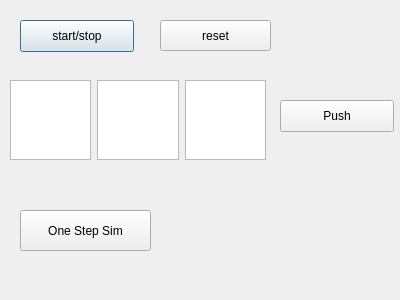
This is HuboCma/hubointeractbalancemanage.ui in hpgit/hubocma as Qt 5 draws it before an edit. The edited form follows.
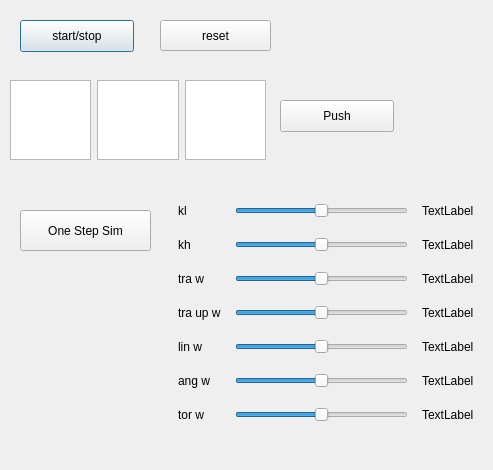
This is the edited form.

The edit to the form file:
```diff
--- a/HuboCma/hubointeractbalancemanage.ui
+++ b/HuboCma/hubointeractbalancemanage.ui
@@ -6,8 +6,8 @@
    <rect>
     <x>0</x>
     <y>0</y>
-    <width>400</width>
-    <height>300</height>
+    <width>493</width>
+    <height>470</height>
    </rect>
   </property>
   <property name="windowTitle">
@@ -86,6 +86,390 @@
     <string>One Step Sim</string>
    </property>
   </widget>
+  <widget class="QWidget" name="gridLayoutWidget">
+   <property name="geometry">
+    <rect>
+     <x>170</x>
+     <y>190</y>
+     <width>313</width>
+     <height>249</height>
+    </rect>
+   </property>
+   <layout class="QGridLayout" name="gridLayout">
+    <item row="4" column="1">
+     <widget class="QSlider" name="hSlider_5">
+      <property name="sizePolicy">
+       <sizepolicy hsizetype="Fixed" vsizetype="Fixed">
+        <horstretch>0</horstretch>
+        <verstretch>0</verstretch>
+       </sizepolicy>
+      </property>
+      <property name="minimumSize">
+       <size>
+        <width>173</width>
+        <height>0</height>
+       </size>
+      </property>
+      <property name="minimum">
+       <number>-300</number>
+      </property>
+      <property name="maximum">
+       <number>300</number>
+      </property>
+      <property name="orientation">
+       <enum>Qt::Horizontal</enum>
+      </property>
+     </widget>
+    </item>
+    <item row="2" column="2">
+     <widget class="QLabel" name="label_6">
+      <property name="sizePolicy">
+       <sizepolicy hsizetype="Fixed" vsizetype="Preferred">
+        <horstretch>0</horstretch>
+        <verstretch>0</verstretch>
+       </sizepolicy>
+      </property>
+      <property name="text">
+       <string>TextLabel</string>
+      </property>
+     </widget>
+    </item>
+    <item row="3" column="2">
+     <widget class="QLabel" name="label_8">
+      <property name="sizePolicy">
+       <sizepolicy hsizetype="Fixed" vsizetype="Preferred">
+        <horstretch>0</horstretch>
+        <verstretch>0</verstretch>
+       </sizepolicy>
+      </property>
+      <property name="text">
+       <string>TextLabel</string>
+      </property>
+     </widget>
+    </item>
+    <item row="6" column="2">
+     <widget class="QLabel" name="label_14">
+      <property name="sizePolicy">
+       <sizepolicy hsizetype="Fixed" vsizetype="Preferred">
+        <horstretch>0</horstretch>
+        <verstretch>0</verstretch>
+       </sizepolicy>
+      </property>
+      <property name="text">
+       <string>TextLabel</string>
+      </property>
+     </widget>
+    </item>
+    <item row="3" column="0">
+     <widget class="QLabel" name="label_7">
+      <property name="sizePolicy">
+       <sizepolicy hsizetype="Fixed" vsizetype="Preferred">
+        <horstretch>0</horstretch>
+        <verstretch>0</verstretch>
+       </sizepolicy>
+      </property>
+      <property name="text">
+       <string>tra up w</string>
+      </property>
+     </widget>
+    </item>
+    <item row="2" column="0">
+     <widget class="QLabel" name="label_5">
+      <property name="sizePolicy">
+       <sizepolicy hsizetype="Fixed" vsizetype="Preferred">
+        <horstretch>0</horstretch>
+        <verstretch>0</verstretch>
+       </sizepolicy>
+      </property>
+      <property name="text">
+       <string>tra w</string>
+      </property>
+     </widget>
+    </item>
+    <item row="1" column="1">
+     <widget class="QSlider" name="hSlider_2">
+      <property name="sizePolicy">
+       <sizepolicy hsizetype="Fixed" vsizetype="Fixed">
+        <horstretch>0</horstretch>
+        <verstretch>0</verstretch>
+       </sizepolicy>
+      </property>
+      <property name="minimumSize">
+       <size>
+        <width>173</width>
+        <height>0</height>
+       </size>
+      </property>
+      <property name="baseSize">
+       <size>
+        <width>0</width>
+        <height>0</height>
+       </size>
+      </property>
+      <property name="minimum">
+       <number>-300</number>
+      </property>
+      <property name="maximum">
+       <number>300</number>
+      </property>
+      <property name="orientation">
+       <enum>Qt::Horizontal</enum>
+      </property>
+     </widget>
+    </item>
+    <item row="3" column="1">
+     <widget class="QSlider" name="hSlider_4">
+      <property name="sizePolicy">
+       <sizepolicy hsizetype="Fixed" vsizetype="Fixed">
+        <horstretch>0</horstretch>
+        <verstretch>0</verstretch>
+       </sizepolicy>
+      </property>
+      <property name="minimumSize">
+       <size>
+        <width>173</width>
+        <height>0</height>
+       </size>
+      </property>
+      <property name="minimum">
+       <number>-300</number>
+      </property>
+      <property name="maximum">
+       <number>300</number>
+      </property>
+      <property name="orientation">
+       <enum>Qt::Horizontal</enum>
+      </property>
+     </widget>
+    </item>
+    <item row="5" column="2">
+     <widget class="QLabel" name="label_12">
+      <property name="sizePolicy">
+       <sizepolicy hsizetype="Fixed" vsizetype="Preferred">
+        <horstretch>0</horstretch>
+        <verstretch>0</verstretch>
+       </sizepolicy>
+      </property>
+      <property name="text">
+       <string>TextLabel</string>
+      </property>
+     </widget>
+    </item>
+    <item row="6" column="0">
+     <widget class="QLabel" name="label_13">
+      <property name="sizePolicy">
+       <sizepolicy hsizetype="Fixed" vsizetype="Preferred">
+        <horstretch>0</horstretch>
+        <verstretch>0</verstretch>
+       </sizepolicy>
+      </property>
+      <property name="text">
+       <string>tor w</string>
+      </property>
+     </widget>
+    </item>
+    <item row="4" column="0">
+     <widget class="QLabel" name="label_9">
+      <property name="sizePolicy">
+       <sizepolicy hsizetype="Fixed" vsizetype="Preferred">
+        <horstretch>0</horstretch>
+        <verstretch>0</verstretch>
+       </sizepolicy>
+      </property>
+      <property name="text">
+       <string>lin w</string>
+      </property>
+     </widget>
+    </item>
+    <item row="4" column="2">
+     <widget class="QLabel" name="label_10">
+      <property name="sizePolicy">
+       <sizepolicy hsizetype="Fixed" vsizetype="Preferred">
+        <horstretch>0</horstretch>
+        <verstretch>0</verstretch>
+       </sizepolicy>
+      </property>
+      <property name="text">
+       <string>TextLabel</string>
+      </property>
+     </widget>
+    </item>
+    <item row="0" column="0">
+     <widget class="QLabel" name="label">
+      <property name="sizePolicy">
+       <sizepolicy hsizetype="Fixed" vsizetype="Preferred">
+        <horstretch>0</horstretch>
+        <verstretch>0</verstretch>
+       </sizepolicy>
+      </property>
+      <property name="text">
+       <string>kl</string>
+      </property>
+     </widget>
+    </item>
+    <item row="5" column="0">
+     <widget class="QLabel" name="label_11">
+      <property name="sizePolicy">
+       <sizepolicy hsizetype="Fixed" vsizetype="Preferred">
+        <horstretch>0</horstretch>
+        <verstretch>0</verstretch>
+       </sizepolicy>
+      </property>
+      <property name="text">
+       <string>ang w</string>
+      </property>
+     </widget>
+    </item>
+    <item row="2" column="1">
+     <widget class="QSlider" name="hSlider_3">
+      <property name="sizePolicy">
+       <sizepolicy hsizetype="Fixed" vsizetype="Fixed">
+        <horstretch>0</horstretch>
+        <verstretch>0</verstretch>
+       </sizepolicy>
+      </property>
+      <property name="minimumSize">
+       <size>
+        <width>173</width>
+        <height>0</height>
+       </size>
+      </property>
+      <property name="minimum">
+       <number>-300</number>
+      </property>
+      <property name="maximum">
+       <number>300</number>
+      </property>
+      <property name="orientation">
+       <enum>Qt::Horizontal</enum>
+      </property>
+     </widget>
+    </item>
+    <item row="1" column="2">
+     <widget class="QLabel" name="label_4">
+      <property name="sizePolicy">
+       <sizepolicy hsizetype="Fixed" vsizetype="Preferred">
+        <horstretch>0</horstretch>
+        <verstretch>0</verstretch>
+       </sizepolicy>
+      </property>
+      <property name="text">
+       <string>TextLabel</string>
+      </property>
+     </widget>
+    </item>
+    <item row="1" column="0">
+     <widget class="QLabel" name="label_3">
+      <property name="sizePolicy">
+       <sizepolicy hsizetype="Fixed" vsizetype="Preferred">
+        <horstretch>0</horstretch>
+        <verstretch>0</verstretch>
+       </sizepolicy>
+      </property>
+      <property name="text">
+       <string>kh</string>
+      </property>
+     </widget>
+    </item>
+    <item row="6" column="1">
+     <widget class="QSlider" name="hSlider_7">
+      <property name="sizePolicy">
+       <sizepolicy hsizetype="Fixed" vsizetype="Fixed">
+        <horstretch>0</horstretch>
+        <verstretch>0</verstretch>
+       </sizepolicy>
+      </property>
+      <property name="minimumSize">
+       <size>
+        <width>173</width>
+        <height>0</height>
+       </size>
+      </property>
+      <property name="minimum">
+       <number>-300</number>
+      </property>
+      <property name="maximum">
+       <number>300</number>
+      </property>
+      <property name="orientation">
+       <enum>Qt::Horizontal</enum>
+      </property>
+     </widget>
+    </item>
+    <item row="5" column="1">
+     <widget class="QSlider" name="hSlider_6">
+      <property name="sizePolicy">
+       <sizepolicy hsizetype="Fixed" vsizetype="Fixed">
+        <horstretch>0</horstretch>
+        <verstretch>0</verstretch>
+       </sizepolicy>
+      </property>
+      <property name="minimumSize">
+       <size>
+        <width>173</width>
+        <height>0</height>
+       </size>
+      </property>
+      <property name="minimum">
+       <number>-300</number>
+      </property>
+      <property name="maximum">
+       <number>300</number>
+      </property>
+      <property name="orientation">
+       <enum>Qt::Horizontal</enum>
+      </property>
+     </widget>
+    </item>
+    <item row="0" column="2">
+     <widget class="QLabel" name="label_2">
+      <property name="sizePolicy">
+       <sizepolicy hsizetype="Fixed" vsizetype="Preferred">
+        <horstretch>0</horstretch>
+        <verstretch>0</verstretch>
+       </sizepolicy>
+      </property>
+      <property name="text">
+       <string>TextLabel</string>
+      </property>
+     </widget>
+    </item>
+    <item row="0" column="1">
+     <widget class="QSlider" name="hSlider_1">
+      <property name="sizePolicy">
+       <sizepolicy hsizetype="Fixed" vsizetype="Fixed">
+        <horstretch>0</horstretch>
+        <verstretch>0</verstretch>
+       </sizepolicy>
+      </property>
+      <property name="minimumSize">
+       <size>
+        <width>173</width>
+        <height>0</height>
+       </size>
+      </property>
+      <property name="baseSize">
+       <size>
+        <width>0</width>
+        <height>0</height>
+       </size>
+      </property>
+      <property name="minimum">
+       <number>-300</number>
+      </property>
+      <property name="maximum">
+       <number>300</number>
+      </property>
+      <property name="orientation">
+       <enum>Qt::Horizontal</enum>
+      </property>
+      <property name="tickPosition">
+       <enum>QSlider::NoTicks</enum>
+      </property>
+     </widget>
+    </item>
+   </layout>
+  </widget>
  </widget>
  <resources/>
  <connections/>
```
